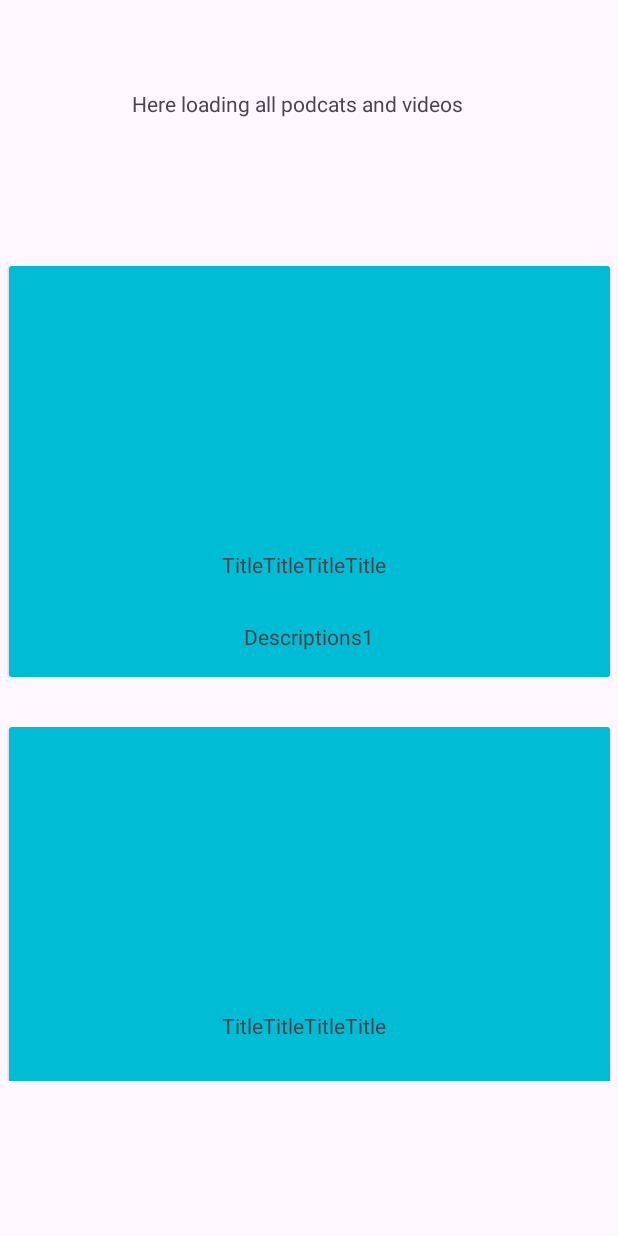
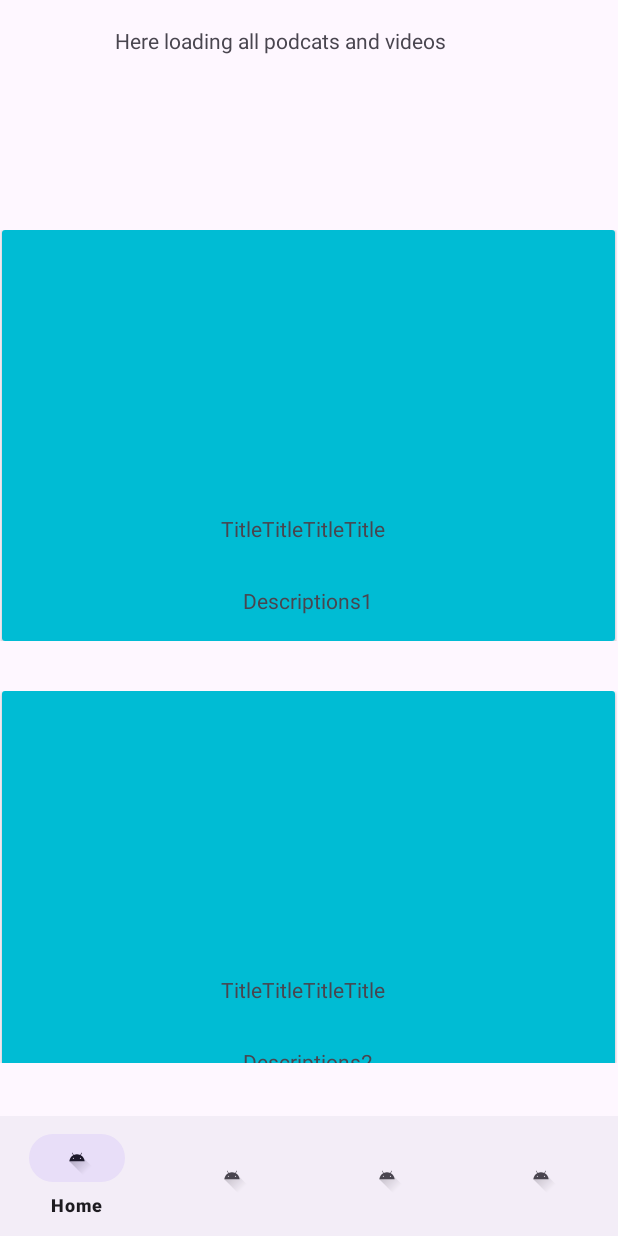
Before and after one commit to 8xbit/AndroidPodcast, an Android app: the screen it shows after launch (MainActivity), on a phone screen of 412 x 824 dp. Run offline under Robolectric (Android 15) with nearby library versions, the phone set to English and light mode, and no system bars.

Commit message:
Recycler View  - bottom menu not complet

```diff
--- a/app/src/main/java/com/example/podcatsapp/view/MainActivity.java
+++ b/app/src/main/java/com/example/podcatsapp/view/MainActivity.java
@@ -11,6 +11,7 @@ import com.example.podcatsapp.R;
 import com.example.podcatsapp.controller.PublicationsAdapter;
 import com.example.podcatsapp.model.Category;
 import com.example.podcatsapp.model.Publication;
+import com.google.android.material.navigation.NavigationBarView;
 
 import java.util.ArrayList;
 
@@ -22,6 +23,8 @@ public class MainActivity extends AppCompatActivity {
         setContentView(R.layout.activity_main);
         // Lookup the recyclerview in activity layout
         RecyclerView rvPublications = (RecyclerView) findViewById(R.id.rec_view);
+
+
         // Initialize contacts
         ArrayList<Publication>  pubList= new ArrayList<>();
         //( title,  description, Image image, boolean like, Category category)
@@ -59,5 +62,9 @@ public class MainActivity extends AppCompatActivity {
         // Set layout manager to position the items
         //GridLayoutManager layoutManager = new GridLayoutManager(this, 2, GridLayoutManager.VERTICAL, false);
         //rvPublications.setLayoutManager(layoutManager);
-    }
-}
+
+        // Bottom menu
+
+
+    }//
+}// class
--- a/app/src/main/res/layout/activity_main.xml
+++ b/app/src/main/res/layout/activity_main.xml
@@ -7,26 +7,37 @@
     android:layout_height="match_parent"
     tools:context=".view.MainActivity">
 
+
     <TextView
         android:id="@+id/textView"
-        android:layout_width="wrap_content"
-        android:layout_height="wrap_content"
+        android:layout_width="259dp"
+        android:layout_height="35dp"
         android:text="Here loading all podcats and videos"
         app:layout_constraintBottom_toBottomOf="parent"
         app:layout_constraintEnd_toEndOf="parent"
-        app:layout_constraintHorizontal_bias="0.461"
         app:layout_constraintStart_toStartOf="parent"
         app:layout_constraintTop_toTopOf="parent"
-        app:layout_constraintVertical_bias="0.074" />
+        app:layout_constraintVertical_bias="0.022" />
 
     <androidx.recyclerview.widget.RecyclerView
         android:id="@+id/rec_view"
-        android:layout_width="403dp"
-        android:layout_height="543dp"
+        android:layout_width="411dp"
+        android:layout_height="555dp"
         android:layout_marginBottom="5dp"
         app:layout_constraintBottom_toBottomOf="parent"
         app:layout_constraintEnd_toEndOf="parent"
+        app:layout_constraintHorizontal_bias="0.0"
         app:layout_constraintStart_toStartOf="parent"
-        app:layout_constraintTop_toBottomOf="@+id/textView" />
+        app:layout_constraintTop_toBottomOf="@+id/textView"
+        app:layout_constraintVertical_bias="0.479" />
+
+    <com.google.android.material.bottomnavigation.BottomNavigationView
+        android:id="@+id/bottom_navigation"
+        android:layout_width="match_parent"
+        android:layout_height="wrap_content"
+        app:layout_constraintBottom_toBottomOf="parent"
+        app:layout_constraintEnd_toEndOf="parent"
+        app:layout_constraintStart_toStartOf="parent"
+        app:menu="@menu/bottom_navigation_menu" />
 
 </androidx.constraintlayout.widget.ConstraintLayout>
--- /dev/null
+++ b/app/src/main/res/menu/bottom_navigation_menu.xml
@@ -0,0 +1,26 @@
+<?xml version="1.0" encoding="utf-8"?>
+<menu xmlns:android="http://schemas.android.com/apk/res/android">
+    <item
+        android:id="@+id/item_1"
+        android:enabled="true"
+        android:icon="@drawable/ic_launcher_foreground"
+        android:title="@string/menu_lbl_home"/>
+    <item
+        android:id="@+id/item_2"
+        android:enabled="true"
+        android:icon="@drawable/ic_launcher_foreground"
+        android:title="@string/menu_lbl_video"/>
+    <item
+        android:id="@+id/item_3"
+        android:enabled="true"
+        android:icon="@drawable/ic_launcher_foreground"
+        android:title="@string/menu_lbl_audio"/>
+    <item
+        android:id="@+id/item_4"
+        android:enabled="true"
+        android:icon="@drawable/ic_launcher_foreground"
+        android:title="@string/menu_lbl_setting"/>
+
+
+
+</menu>
--- a/app/src/main/res/values/strings.xml
+++ b/app/src/main/res/values/strings.xml
@@ -1,3 +1,7 @@
 <resources>
     <string name="app_name">PodCats App</string>
+    <string name="menu_lbl_home">Home</string>
+    <string name="menu_lbl_video">Videos</string>
+    <string name="menu_lbl_audio">Audio</string>
+    <string name="menu_lbl_setting">Settign</string>
 </resources>
```
